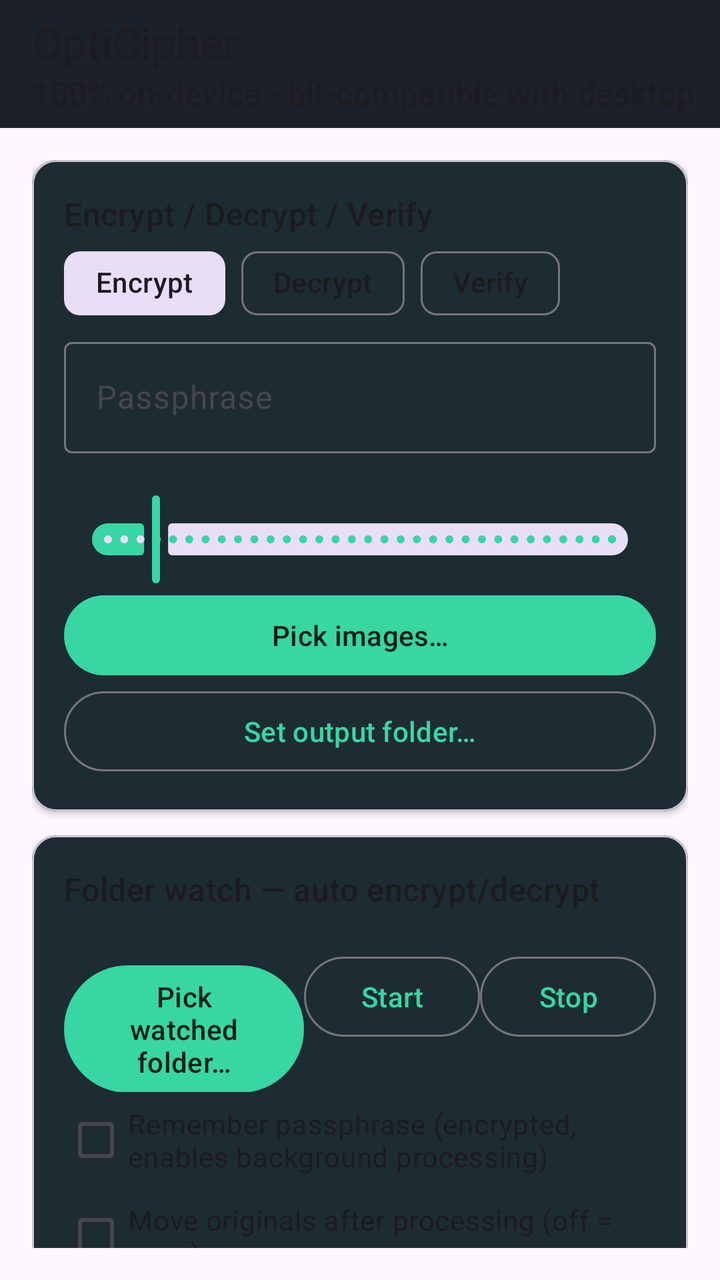
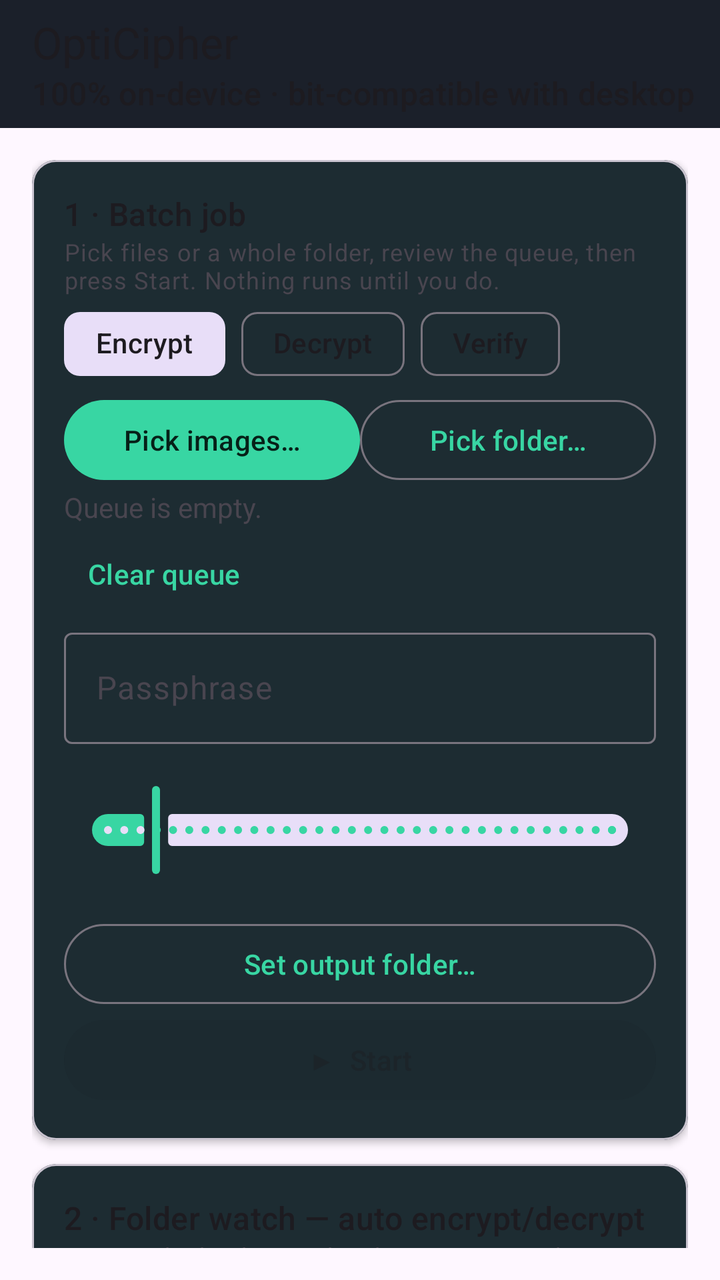

Screens rendered from an Android XML layout before and after an edit, with the pre-edit source and the edit as a unified diff.
<!-- AndroidManifest.xml: application theme Theme.OptiCipher -->
<!-- res/layout/activity_main.xml -->
<?xml version="1.0" encoding="utf-8"?>
<androidx.coordinatorlayout.widget.CoordinatorLayout xmlns:android="http://schemas.android.com/apk/res/android"
    xmlns:app="http://schemas.android.com/apk/res-auto"
    xmlns:tools="http://schemas.android.com/tools"
    android:id="@+id/root"
    android:layout_width="match_parent"
    android:layout_height="match_parent"
    tools:context=".MainActivity">

    <com.google.android.material.appbar.AppBarLayout
        android:layout_width="match_parent"
        android:layout_height="wrap_content"
        app:elevation="0dp">

        <com.google.android.material.appbar.MaterialToolbar
            android:id="@+id/appBar"
            android:layout_width="match_parent"
            android:layout_height="?attr/actionBarSize"
            app:title="OptiCipher"
            app:subtitle="100% on-device · bit-compatible with desktop"
            app:titleTextColor="?attr/colorOnSurface" />

    </com.google.android.material.appbar.AppBarLayout>

    <androidx.core.widget.NestedScrollView
        android:id="@+id/scroll"
        android:layout_width="match_parent"
        android:layout_height="match_parent"
        android:fillViewport="true"
        android:padding="16dp"
        app:layout_behavior="@string/appbar_scrolling_view_behavior">

        <LinearLayout
            android:orientation="vertical"
            android:layout_width="match_parent"
            android:layout_height="wrap_content">

            <com.google.android.material.card.MaterialCardView
                android:layout_width="match_parent"
                android:layout_height="wrap_content"
                android:layout_marginBottom="12dp"
                app:cardElevation="2dp">

                <LinearLayout
                    android:orientation="vertical"
                    android:padding="16dp"
                    android:layout_width="match_parent"
                    android:layout_height="wrap_content">

                    <TextView
                        android:text="Encrypt / Decrypt / Verify"
                        android:textAppearance="?attr/textAppearanceTitleMedium"
                        android:layout_width="wrap_content"
                        android:layout_height="wrap_content" />

                    <com.google.android.material.chip.ChipGroup
                        android:id="@+id/modeGroup"
                        android:layout_width="wrap_content"
                        android:layout_height="wrap_content">

                        <com.google.android.material.chip.Chip
                            android:id="@+id/modeEncrypt"
                            android:text="Encrypt"
                            android:checkable="true"
                            android:checked="true"
                            android:layout_width="wrap_content"
                            android:layout_height="wrap_content" />

                        <com.google.android.material.chip.Chip
                            android:id="@+id/modeDecrypt"
                            android:text="Decrypt"
                            android:checkable="true"
                            android:layout_width="wrap_content"
                            android:layout_height="wrap_content" />

                        <com.google.android.material.chip.Chip
                            android:id="@+id/modeVerify"
                            android:text="Verify"
                            android:checkable="true"
                            android:layout_width="wrap_content"
                            android:layout_height="wrap_content" />

                    </com.google.android.material.chip.ChipGroup>

                    <com.google.android.material.textfield.TextInputLayout
                        android:hint="Passphrase"
                        app:endIconMode="none"
                        android:layout_width="match_parent"
                        android:layout_height="wrap_content">

                        <com.google.android.material.textfield.TextInputEditText
                            android:id="@+id/pass"
                            android:inputType="textPassword"
                            android:layout_width="match_parent"
                            android:layout_height="wrap_content" />

                    </com.google.android.material.textfield.TextInputLayout>

                    <TextView
                        android:id="@+id/iterLabel"
                        android:layout_width="wrap_content"
                        android:layout_height="wrap_content" />

                    <com.google.android.material.slider.Slider
                        android:id="@+id/iter"
                        android:layout_width="match_parent"
                        android:layout_height="wrap_content"
                        android:value="200000"
                        android:valueFrom="10000"
                        android:valueTo="2000000"
                        android:stepSize="10000" />

                    <com.google.android.material.button.MaterialButton
                        android:id="@+id/pickBtn"
                        android:text="Pick images…"
                        android:layout_width="match_parent"
                        android:layout_height="wrap_content" />

                    <com.google.android.material.button.MaterialButton
                        android:id="@+id/outputBtn"
                        style="?attr/materialButtonOutlinedStyle"
                        android:text="Set output folder…"
                        android:layout_width="match_parent"
                        android:layout_height="wrap_content" />

                    <ImageView
                        android:id="@+id/preview"
                        android:visibility="gone"
                        android:layout_width="match_parent"
                        android:layout_height="240dp"
                        android:scaleType="fitCenter" />

                    <LinearLayout
                        android:id="@+id/results"
                        android:orientation="vertical"
                        android:layout_width="match_parent"
                        android:layout_height="wrap_content" />

                </LinearLayout>

            </com.google.android.material.card.MaterialCardView>

            <com.google.android.material.card.MaterialCardView
                android:layout_width="match_parent"
                android:layout_height="wrap_content"
                app:cardElevation="2dp">

                <LinearLayout
                    android:orientation="vertical"
                    android:padding="16dp"
                    android:layout_width="match_parent"
                    android:layout_height="wrap_content">

                    <TextView
                        android:text="Folder watch — auto encrypt/decrypt"
                        android:textAppearance="?attr/textAppearanceTitleMedium"
                        android:layout_width="wrap_content"
                        android:layout_height="wrap_content" />

                    <TextView
                        android:id="@+id/watchStatus"
                        android:layout_width="wrap_content"
                        android:layout_height="wrap_content" />

                    <LinearLayout
                        android:orientation="horizontal"
                        android:layout_width="match_parent"
                        android:layout_height="wrap_content">

                        <com.google.android.material.button.MaterialButton
                            android:id="@+id/watchBtn"
                            android:text="Pick watched folder…"
                            android:layout_width="0dp"
                            android:layout_height="wrap_content"
                            android:layout_weight="1" />

                        <com.google.android.material.button.MaterialButton
                            android:id="@+id/watchStartBtn"
                            style="?attr/materialButtonOutlinedStyle"
                            android:text="Start"
                            android:layout_width="wrap_content"
                            android:layout_height="wrap_content" />

                        <com.google.android.material.button.MaterialButton
                            android:id="@+id/watchOffBtn"
                            style="?attr/materialButtonOutlinedStyle"
                            android:text="Stop"
                            android:layout_width="wrap_content"
                            android:layout_height="wrap_content" />

                    </LinearLayout>

                    <com.google.android.material.checkbox.MaterialCheckBox
                        android:id="@+id/rememberChk"
                        android:text="Remember passphrase (encrypted, enables background processing)"
                        android:layout_width="wrap_content"
                        android:layout_height="wrap_content" />

                    <com.google.android.material.checkbox.MaterialCheckBox
                        android:id="@+id/moveChk"
                        android:text="Move originals after processing (off = copy)"
                        android:layout_width="wrap_content"
                        android:layout_height="wrap_content" />

                    <com.google.android.material.button.MaterialButton
                        android:id="@+id/permBtn"
                        style="?attr/materialButtonOutlinedStyle"
                        android:text="Permissions &amp; battery settings"
                        android:layout_width="match_parent"
                        android:layout_height="wrap_content" />

                </LinearLayout>

            </com.google.android.material.card.MaterialCardView>

        </LinearLayout>

    </androidx.core.widget.NestedScrollView>

</androidx.coordinatorlayout.widget.CoordinatorLayout>
<!-- resources referenced by this layout -->
<resources>
  <style name="Theme.OptiCipher" parent="Theme.Material3.DayNight.NoActionBar">
          <item name="colorPrimary">@color/brand_accent</item>
          <item name="colorOnPrimary">@color/brand_on_accent</item>
          <item name="colorPrimaryContainer">#1C3A31</item>
          <item name="colorOnPrimaryContainer">#38D6A3</item>
          <item name="colorSecondary">@color/brand_accent</item>
          <item name="colorSurface">@color/brand_surface</item>
          <item name="android:statusBarColor">?attr/colorSurface</item>
          <item name="android:navigationBarColor">?attr/colorSurface</item>
      </style>
  <color name="brand_accent">#38D6A3</color>
  <color name="brand_on_accent">#062018</color>
  <color name="brand_surface">#1B202A</color>
</resources>

<!-- the commit's change to res/layout/activity_main.xml (unified diff, before → after) -->
@@ -13,7 +13,6 @@
         app:elevation="0dp">
 
         <com.google.android.material.appbar.MaterialToolbar
-            android:id="@+id/appBar"
             android:layout_width="match_parent"
             android:layout_height="?attr/actionBarSize"
             app:title="OptiCipher"
@@ -35,6 +34,7 @@
             android:layout_width="match_parent"
             android:layout_height="wrap_content">
 
+            
             <com.google.android.material.card.MaterialCardView
                 android:layout_width="match_parent"
                 android:layout_height="wrap_content"
@@ -48,8 +48,14 @@
                     android:layout_height="wrap_content">
 
                     <TextView
-                        android:text="Encrypt / Decrypt / Verify"
+                        android:text="1 · Batch job"
                         android:textAppearance="?attr/textAppearanceTitleMedium"
+                        android:layout_width="wrap_content"
+                        android:layout_height="wrap_content" />
+
+                    <TextView
+                        android:text="Pick files or a whole folder, review the queue, then press Start. Nothing runs until you do."
+                        android:textAppearance="?attr/textAppearanceBodySmall"
                         android:layout_width="wrap_content"
                         android:layout_height="wrap_content" />
 
@@ -81,6 +87,41 @@
                             android:layout_height="wrap_content" />
 
                     </com.google.android.material.chip.ChipGroup>
+
+                    <LinearLayout
+                        android:orientation="horizontal"
+                        android:layout_width="match_parent"
+                        android:layout_height="wrap_content">
+
+                        <com.google.android.material.button.MaterialButton
+                            android:id="@+id/pickBtn"
+                            android:text="Pick images…"
+                            android:layout_width="0dp"
+                            android:layout_height="wrap_content"
+                            android:layout_weight="1" />
+
+                        <com.google.android.material.button.MaterialButton
+                            android:id="@+id/pickFolderBtn"
+                            style="?attr/materialButtonOutlinedStyle"
+                            android:text="Pick folder…"
+                            android:layout_width="0dp"
+                            android:layout_height="wrap_content"
+                            android:layout_weight="1" />
+
+                    </LinearLayout>
+
+                    <TextView
+                        android:id="@+id/queueView"
+                        android:text="Queue is empty."
+                        android:layout_width="wrap_content"
+                        android:layout_height="wrap_content" />
+
+                    <com.google.android.material.button.MaterialButton
+                        android:id="@+id/clearQueueBtn"
+                        style="@style/Widget.Material3.Button.TextButton"
+                        android:text="Clear queue"
+                        android:layout_width="wrap_content"
+                        android:layout_height="wrap_content" />
 
                     <com.google.android.material.textfield.TextInputLayout
                         android:hint="Passphrase"
@@ -110,10 +151,9 @@
                         android:valueTo="2000000"
                         android:stepSize="10000" />
 
-                    <com.google.android.material.button.MaterialButton
-                        android:id="@+id/pickBtn"
-                        android:text="Pick images…"
-                        android:layout_width="match_parent"
+                    <TextView
+                        android:id="@+id/manualOutView"
+                        android:layout_width="wrap_content"
                         android:layout_height="wrap_content" />
 
                     <com.google.android.material.button.MaterialButton
@@ -123,6 +163,13 @@
                         android:layout_width="match_parent"
                         android:layout_height="wrap_content" />
 
+                    <com.google.android.material.button.MaterialButton
+                        android:id="@+id/startBtn"
+                        android:text="▶  Start"
+                        android:enabled="false"
+                        android:layout_width="match_parent"
+                        android:layout_height="wrap_content" />
+
                     <ImageView
                         android:id="@+id/preview"
                         android:visibility="gone"
@@ -140,6 +187,7 @@
 
             </com.google.android.material.card.MaterialCardView>
 
+            
             <com.google.android.material.card.MaterialCardView
                 android:layout_width="match_parent"
                 android:layout_height="wrap_content"
@@ -152,9 +200,110 @@
                     android:layout_height="wrap_content">
 
                     <TextView
-                        android:text="Folder watch — auto encrypt/decrypt"
+                        android:text="2 · Folder watch — auto encrypt/decrypt"
                         android:textAppearance="?attr/textAppearanceTitleMedium"
                         android:layout_width="wrap_content"
+                        android:layout_height="wrap_content" />
+
+                    <TextView
+                        android:text="Runs in the background with its own passphrase, output folder and check interval — independent of the batch job above."
+                        android:textAppearance="?attr/textAppearanceBodySmall"
+                        android:layout_width="wrap_content"
+                        android:layout_height="wrap_content" />
+
+                    <com.google.android.material.chip.ChipGroup
+                        android:id="@+id/watchModeGroup"
+                        android:layout_width="wrap_content"
+                        android:layout_height="wrap_content">
+
+                        <com.google.android.material.chip.Chip
+                            android:id="@+id/watchModeEncrypt"
+                            android:text="Encrypt new files"
+                            android:checkable="true"
+                            android:checked="true"
+                            android:layout_width="wrap_content"
+                            android:layout_height="wrap_content" />
+
+                        <com.google.android.material.chip.Chip
+                            android:id="@+id/watchModeDecrypt"
+                            android:text="Decrypt new files"
+                            android:checkable="true"
+                            android:layout_width="wrap_content"
+                            android:layout_height="wrap_content" />
+
+                    </com.google.android.material.chip.ChipGroup>
+
+                    <com.google.android.material.textfield.TextInputLayout
+                        android:hint="Watch passphrase (for background processing)"
+                        app:endIconMode="none"
+                        android:layout_width="match_parent"
+                        android:layout_height="wrap_content">
+
+                        <com.google.android.material.textfield.TextInputEditText
+                            android:id="@+id/watchPass"
+                            android:inputType="textPassword"
+                            android:layout_width="match_parent"
+                            android:layout_height="wrap_content" />
+
+                    </com.google.android.material.textfield.TextInputLayout>
+
+                    <com.google.android.material.checkbox.MaterialCheckBox
+                        android:id="@+id/watchRememberChk"
+                        android:text="Remember watch passphrase (encrypted — required for background runs)"
+                        android:layout_width="wrap_content"
+                        android:layout_height="wrap_content" />
+
+                    <TextView
+                        android:text="Check for new files every:"
+                        android:layout_width="wrap_content"
+                        android:layout_height="wrap_content" />
+
+                    <com.google.android.material.chip.ChipGroup
+                        android:id="@+id/intervalGroup"
+                        android:layout_width="wrap_content"
+                        android:layout_height="wrap_content">
+
+                        <com.google.android.material.chip.Chip
+                            android:id="@+id/intervalImmediate"
+                            android:text="Immediately"
+                            android:checkable="true"
+                            android:layout_width="wrap_content"
+                            android:layout_height="wrap_content" />
+
+                        <com.google.android.material.chip.Chip
+                            android:id="@+id/interval15"
+                            android:text="15 min"
+                            android:checkable="true"
+                            android:checked="true"
+                            android:layout_width="wrap_content"
+                            android:layout_height="wrap_content" />
+
+                        <com.google.android.material.chip.Chip
+                            android:id="@+id/interval60"
+                            android:text="1 hour"
+                            android:checkable="true"
+                            android:layout_width="wrap_content"
+                            android:layout_height="wrap_content" />
+
+                        <com.google.android.material.chip.Chip
+                            android:id="@+id/interval360"
+                            android:text="6 hours"
+                            android:checkable="true"
+                            android:layout_width="wrap_content"
+                            android:layout_height="wrap_content" />
+
+                    </com.google.android.material.chip.ChipGroup>
+
+                    <TextView
+                        android:id="@+id/watchOutView"
+                        android:layout_width="wrap_content"
+                        android:layout_height="wrap_content" />
+
+                    <com.google.android.material.button.MaterialButton
+                        android:id="@+id/watchOutBtn"
+                        style="?attr/materialButtonOutlinedStyle"
+                        android:text="Set watch output folder…"
+                        android:layout_width="match_parent"
                         android:layout_height="wrap_content" />
 
                     <TextView
@@ -191,12 +340,6 @@
                     </LinearLayout>
 
                     <com.google.android.material.checkbox.MaterialCheckBox
-                        android:id="@+id/rememberChk"
-                        android:text="Remember passphrase (encrypted, enables background processing)"
-                        android:layout_width="wrap_content"
-                        android:layout_height="wrap_content" />
-
-                    <com.google.android.material.checkbox.MaterialCheckBox
                         android:id="@+id/moveChk"
                         android:text="Move originals after processing (off = copy)"
                         android:layout_width="wrap_content"
